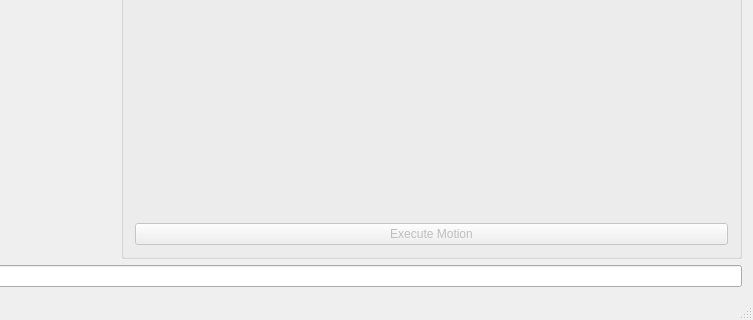
First picture: the form in ros2_ws/src/snp_applicaton/src/rosconwindow.ui, repository ros-industrial-consortium/scan_n_plan_workshop, before the edit; both pictures show x 517 to 1270 and y 612 to 932 of the 1270 by 932 pixel window.
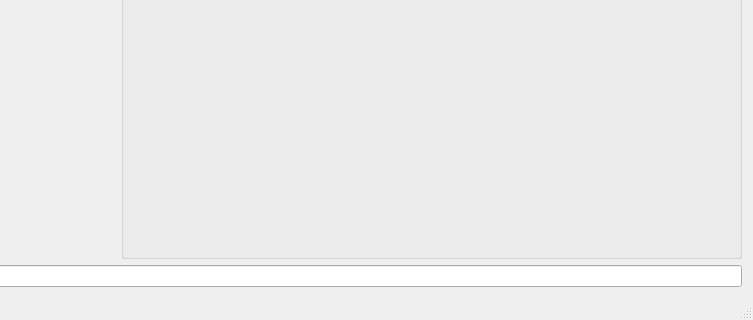
Second picture: the form after the edit.

What changed in the file:
```diff
--- a/ros2_ws/src/snp_applicaton/src/rosconwindow.ui
+++ b/ros2_ws/src/snp_applicaton/src/rosconwindow.ui
@@ -157,16 +157,6 @@
          </property>
         </spacer>
        </item>
-       <item>
-        <widget class="QPushButton" name="execute_button">
-         <property name="enabled">
-          <bool>false</bool>
-         </property>
-         <property name="text">
-          <string>Execute Motion</string>
-         </property>
-        </widget>
-       </item>
       </layout>
      </widget>
     </item>
```
